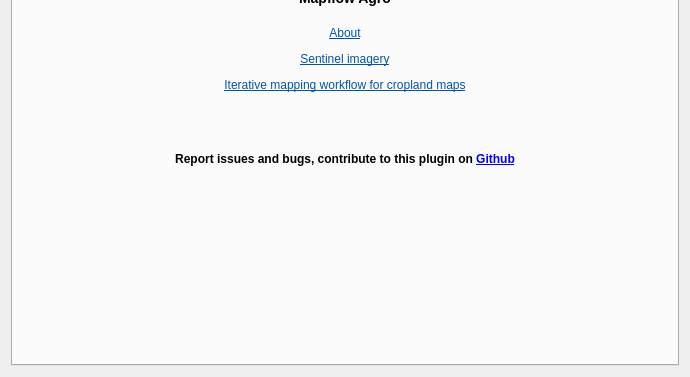
First picture: the form in mapflow/static/ui/main_dialog.ui, repository Geoalert/mapflow-qgis, before the edit; both pictures show x 0 to 690 and y 255 to 632 of the 690 by 632 pixel window.
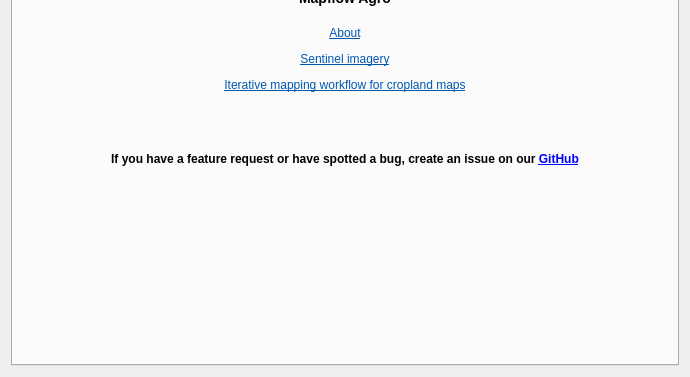
Second picture: the form after the edit. The open tabs and pages were chosen to show the change. Custom widgets are drawn as their Qt base class.

Commit message: feat: add links to agro in help

```diff
--- a/mapflow/static/ui/main_dialog.ui
+++ b/mapflow/static/ui/main_dialog.ui
@@ -947,7 +947,7 @@
          <property name="text">
           <string>&lt;html&gt;&lt;head/&gt;&lt;body&gt;&lt;h3 style=&quot; margin-top:30px; margin-bottom:20px; margin-left:30px; margin-right:30px; -qt-block-indent:0; text-indent:0px;&quot;&gt;&lt;span&gt;Mapflow&lt;/span&gt;&lt;/h3&gt;&lt;p align=&quot;center&quot;&gt;&lt;a href=&quot;https://docs.mapflow.ai/api/qgis_mapflow#user-interface&quot;&gt;&lt;span style=&quot; text-decoration: underline; color:#0057ae;&quot;&gt;User Interface walkthrough&lt;/span&gt;&lt;/a&gt;&lt;/p&gt;&lt;p align=&quot;center&quot;&gt;&lt;a href=&quot;https://docs.mapflow.ai/api/qgis_mapflow#how-to-process-your-own-imagery&quot;&gt;&lt;span style=&quot; text-decoration: underline; color:#0057ae;&quot;&gt;How to process your own image&lt;/span&gt;&lt;/a&gt;&lt;/p&gt;&lt;p align=&quot;center&quot;&gt;&lt;a href=&quot;https://docs.mapflow.ai/api/qgis_mapflow#how-to-use-other-imagery-services&quot;&gt;&lt;span style=&quot; text-decoration: underline; color:#0057ae;&quot;&gt;How to use a different imagery tileset&lt;/span&gt;&lt;/a&gt;&lt;/p&gt;&lt;p align=&quot;center&quot;&gt;&lt;a href=&quot;https://docs.mapflow.ai/api/qgis_mapflow#how-to-connect-to-maxar-securewatch&quot;&gt;&lt;span style=&quot; text-decoration: underline; color:#0057ae;&quot;&gt;How to connect to Maxar SecureWatch&lt;/span&gt;&lt;/a&gt;&lt;/p&gt;
 &lt;h3 style=&quot; margin-top:30px; margin-bottom:20px; margin-left:30px; margin-right:30px; -qt-block-indent:0; text-indent:0px;&quot;&gt;&lt;span&gt;Mapflow Agro&lt;/span&gt;&lt;/h3&gt;&lt;p align=&quot;center&quot;&gt;&lt;a href=&quot;https://agro.geoalert.io/&quot;&gt;&lt;span style=&quot; text-decoration: underline; color:#0057ae;&quot;&gt;About&lt;/span&gt;&lt;/a&gt;&lt;/p&gt;&lt;p align=&quot;center&quot;&gt;&lt;a href=&quot;https://docs.mapflow.ai/api/qgis_mapflow.html#sentinel-2&quot;&gt;&lt;span style=&quot; text-decoration: underline; color:#0057ae;&quot;&gt;Sentinel imagery&lt;/span&gt;&lt;/a&gt;&lt;/p&gt;&lt;p align=&quot;center&quot;&gt;&lt;a href=&quot;https://docs.mapflow.ai/userguides/iterative_mapping.html&quot;&gt;&lt;span style=&quot; text-decoration: underline; color:#0057ae;&quot;&gt;Iterative mapping workflow for cropland maps&lt;/span&gt;&lt;/a&gt;&lt;/p&gt;
-&lt;div style=&quot; margin-top:60px; margin-bottom:20px; margin-left:30px; margin-right:30px; -qt-block-indent:0; text-indent:0px;&quot;&gt;&lt;strong&gt;Report issues and bugs, contribute to this plugin on &lt;a href=&quot;https://github.com/Geoalert/mapflow-qgis&quot;&gt;Github&lt;/a&gt;&lt;/strong&gt;&lt;/div&gt;
+&lt;div style=&quot; margin-top:60px; margin-bottom:20px; margin-left:30px; margin-right:30px; -qt-block-indent:0; text-indent:0px;&quot;&gt;&lt;strong&gt;If you have a feature request or have spotted a bug, create an issue on our &lt;a href=&quot;https://github.com/Geoalert/mapflow-qgis&quot;&gt;GitHub&lt;/a&gt;&lt;/strong&gt;&lt;/div&gt;
 &lt;/body&gt;&lt;/html&gt;</string>
          </property>
          <property name="alignment">
```
Left out of the diff: 18 changed lines with no effect on the pictures. The commit also changes 1 other file.
